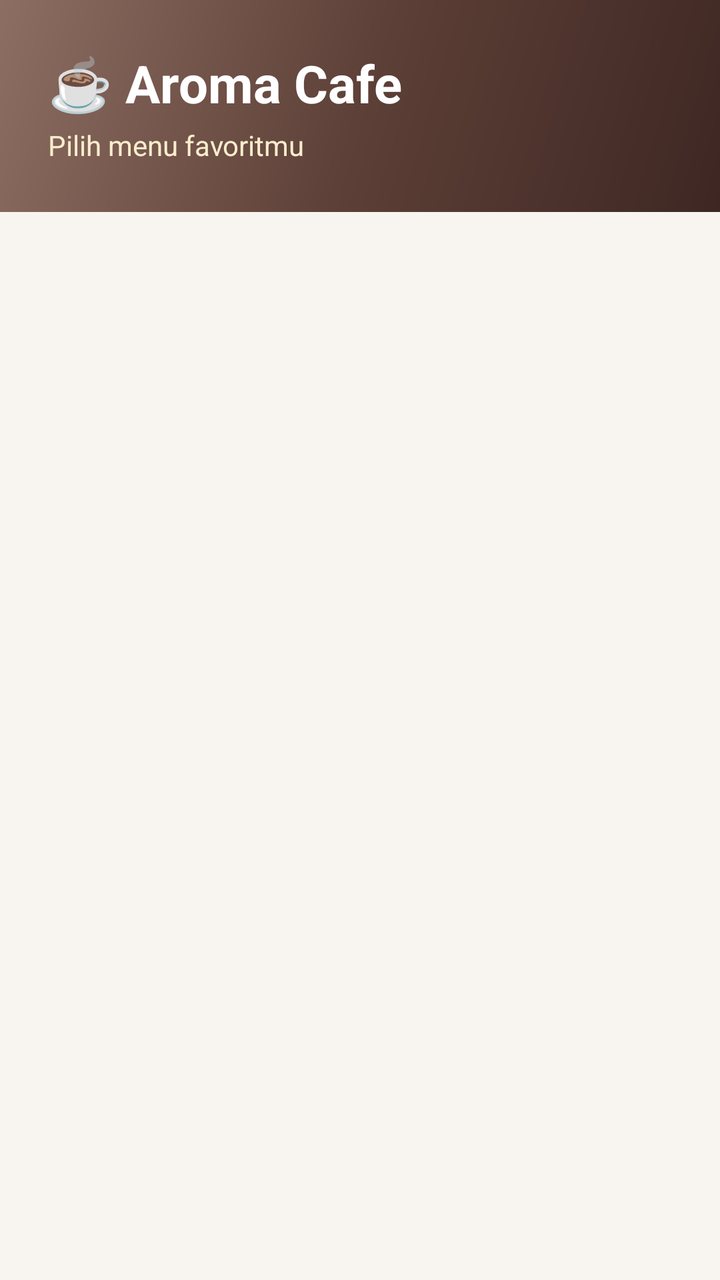
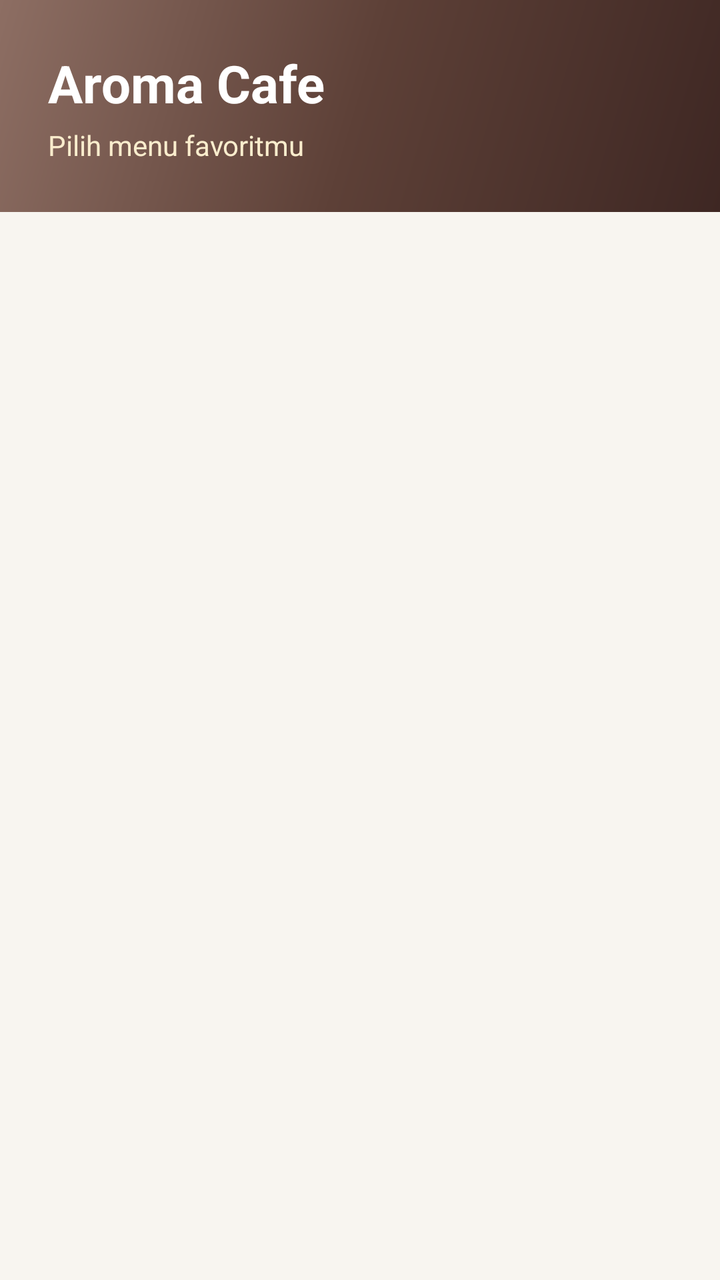

Before-and-after screenshots of an Android layout around one commit, followed by the original layout XML and the change that was made.
<!-- AndroidManifest.xml: application theme Theme.UTS -->
<!-- res/layout/activity_main.xml -->
<?xml version="1.0" encoding="utf-8"?>
<LinearLayout xmlns:android="http://schemas.android.com/apk/res/android"
    android:id="@+id/main"
    xmlns:tools="http://schemas.android.com/tools"
    android:layout_width="match_parent"
    android:layout_height="match_parent"
    android:orientation="vertical"
    android:background="@color/cafe_bg"
    tools:context=".MainActivity">

    <LinearLayout
        android:layout_width="match_parent"
        android:layout_height="wrap_content"
        android:background="@drawable/bg_header_gradient"
        android:orientation="vertical"
        android:padding="24dp">

        <TextView
            android:layout_width="wrap_content"
            android:layout_height="wrap_content"
            android:text="☕ Aroma Cafe"
            android:textColor="@color/white"
            android:textSize="26sp"
            android:textStyle="bold" />

        <TextView
            android:layout_width="wrap_content"
            android:layout_height="wrap_content"
            android:layout_marginTop="4dp"
            android:text="Pilih menu favoritmu"
            android:textColor="@color/cafe_accent_light"
            android:textSize="14sp" />
    </LinearLayout>

    <HorizontalScrollView
        android:layout_width="match_parent"
        android:layout_height="wrap_content"
        android:scrollbars="none"
        android:paddingTop="12dp"
        android:paddingBottom="8dp">

        <LinearLayout
            android:id="@+id/chipContainer"
            android:layout_width="wrap_content"
            android:layout_height="wrap_content"
            android:orientation="horizontal"
            android:paddingStart="16dp"
            android:paddingEnd="16dp" />
    </HorizontalScrollView>

    <ListView
        android:id="@+id/lvMenu"
        android:layout_width="match_parent"
        android:layout_height="0dp"
        android:layout_weight="1"
        android:divider="@android:color/transparent"
        android:dividerHeight="0dp"
        android:paddingTop="4dp"
        android:paddingBottom="16dp"
        android:clipToPadding="false" />
</LinearLayout>
<!-- resources referenced by this layout -->
<resources>
  <color name="cafe_accent_light">#FAEDCD</color>
  <color name="cafe_bg">#F8F5F0</color>
  <color name="white">#FFFFFFFF</color>
  <!-- drawable bg_header_gradient (drawable) -->
  <?xml version="1.0" encoding="utf-8"?>
  <shape xmlns:android="http://schemas.android.com/apk/res/android">
      <gradient
          android:angle="135"
          android:startColor="@color/cafe_primary_dark"
          android:centerColor="@color/cafe_primary"
          android:endColor="@color/cafe_secondary"
          android:type="linear" />
      <corners android:radius="0dp" />
  </shape>
  <style name="Theme.UTS" parent="Base.Theme.UTS" />
  <color name="cafe_primary_dark">#3E2723</color>
  <color name="cafe_primary">#5D4037</color>
  <color name="cafe_secondary">#8D6E63</color>
  <style name="Base.Theme.UTS" parent="Theme.Material3.DayNight.NoActionBar">
          <item name="colorPrimary">@color/cafe_primary</item>
          <item name="colorPrimaryDark">@color/cafe_primary_dark</item>
          <item name="colorAccent">@color/cafe_accent</item>
          <item name="android:statusBarColor">@color/cafe_primary_dark</item>
          <item name="android:windowBackground">@color/cafe_bg</item>
      </style>
  <color name="cafe_accent">#C78D4E</color>
</resources>

<!-- the commit's change to res/layout/activity_main.xml (unified diff, before → after) -->
@@ -18,7 +18,7 @@
         <TextView
             android:layout_width="wrap_content"
             android:layout_height="wrap_content"
-            android:text="☕ Aroma Cafe"
+            android:text="Aroma Cafe"
             android:textColor="@color/white"
             android:textSize="26sp"
             android:textStyle="bold" />
